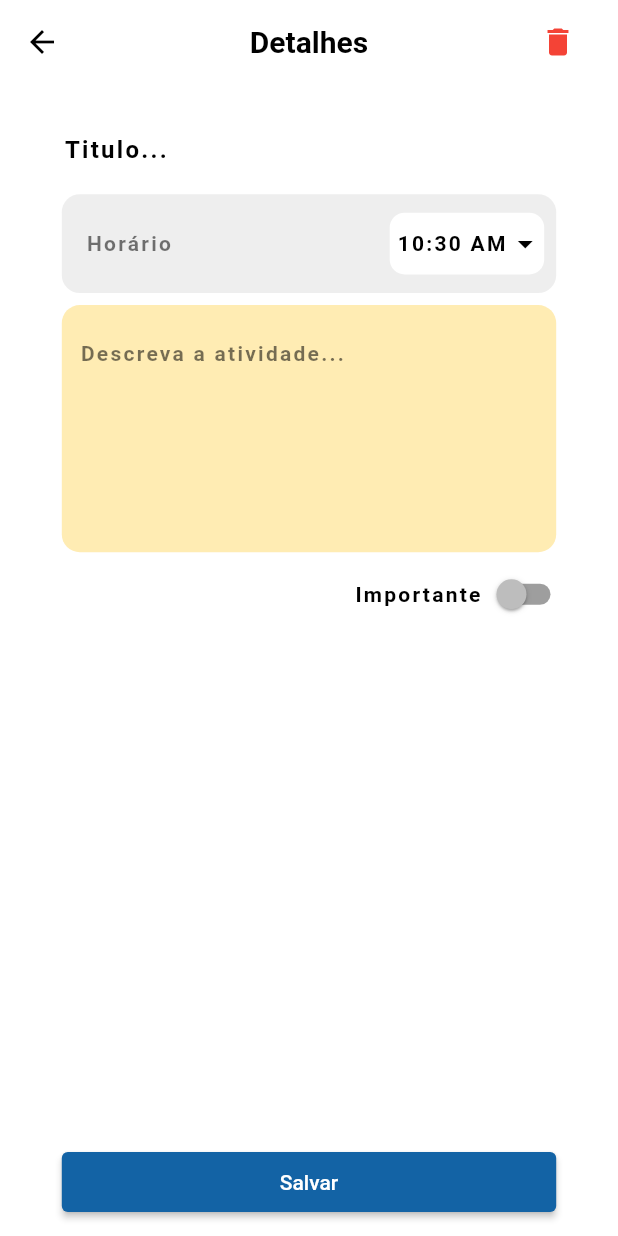
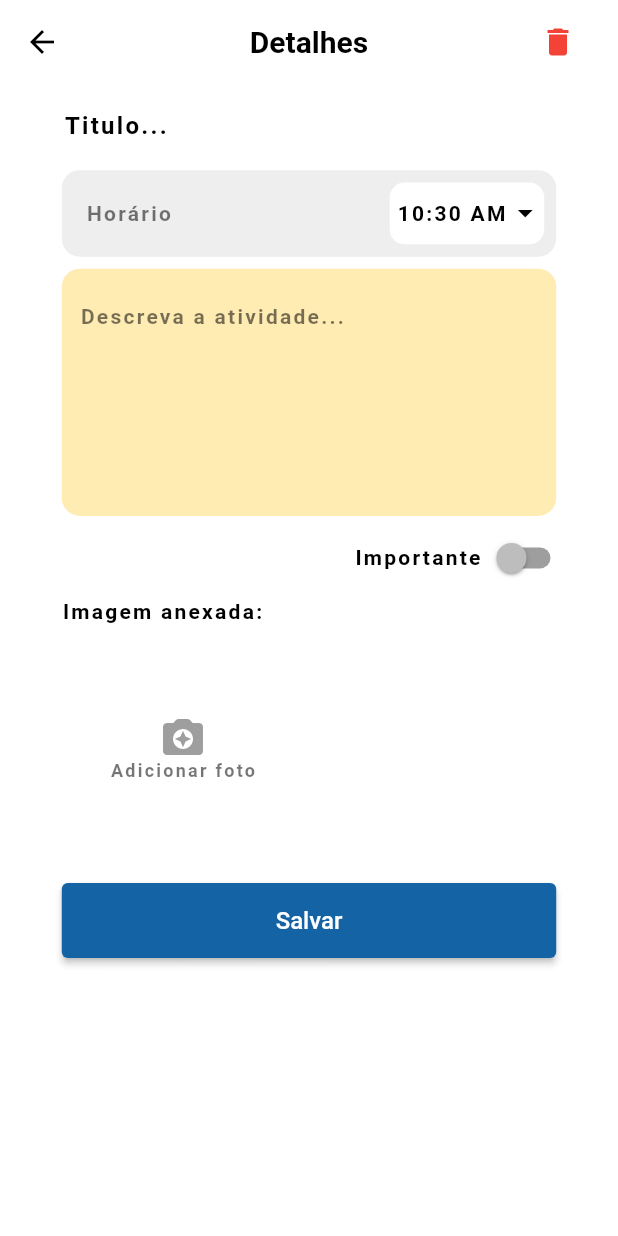
Before and after one commit to Miguelferreira7/todo-list, a Flutter app: the TaskPage screen opened by its route, on a phone screen of 412 x 824 dp. Run offline on Flutter 3.47's test engine with Material 2 defaults, Android fonts, the phone set to English and light mode, and no system bars; our stand-ins replace get, image_picker, isar, shared_preferences; accounts and stored records are empty; generated files the repository leaves out were written again.

Commit message:
Final implementation

```diff
--- a/todo_list/lib/controller/task_controller.dart
+++ b/todo_list/lib/controller/task_controller.dart
@@ -1,8 +1,12 @@
+import 'dart:convert';
+import 'dart:io';
+
 import 'package:flutter/material.dart';
 import 'package:get/get.dart';
+import 'package:image_picker/image_picker.dart';
+import 'package:isar/isar.dart';
 import 'package:shared_preferences/shared_preferences.dart';
-import 'package:todo_list/model/task_model.dart';
-import 'package:uuid/uuid.dart';
+import 'package:todo_list/model/task/task_model.dart';
 import '../database/repository.dart';
 
 class TaskController extends GetxController {
@@ -12,16 +16,21 @@ class TaskController extends GetxController {
     super.onInit();
   }
 
-  final HiveDataBase _hiveDataBase = HiveDataBase();
+  final TaskDataBase _hiveDataBase = TaskDataBase();
 
-  final tasks = <TaskModel>[].obs;
-  final selectedTask = TaskModel(
-    id: null,
-    title: "",
-    description: "",
-    isImportant: false,
-    deadline: null,
-  ).obs;
+  final tasks = <TaskEntity>[].obs;
+  final selectedTask = TaskEntity(
+          id: Isar.autoIncrement,
+          title: "",
+          description: "",
+          isImportant: false,
+          deadline: null,
+          image: null)
+      .obs;
+
+  File? selectedImage;
+  final picker = ImagePicker();
+  final inProcess = false.obs;
 
   final TextEditingController titleController = TextEditingController();
   final TextEditingController descriptionController = TextEditingController();
@@ -39,18 +48,8 @@ class TaskController extends GetxController {
     try {
       tasks.clear();
 
-      if (selectedTask.value.id == null) {
-        const uuid = Uuid();
-        selectedTask.value.id = uuid.v1();
-        List<TaskModel> updatedTaskList =
-            await _hiveDataBase.createTask(selectedTask.value);
-
-        tasks(updatedTaskList);
-        return;
-      }
-
-      List<TaskModel> updatedTaskList =
-          await _hiveDataBase.updateTask(selectedTask.value);
+      List<TaskEntity> updatedTaskList =
+          await _hiveDataBase.saveTask(selectedTask.value);
 
       tasks(updatedTaskList);
     } catch (e) {
@@ -61,7 +60,7 @@ class TaskController extends GetxController {
   Future<void> deleteTask() async {
     try {
       tasks.clear();
-      List<TaskModel> updatedTaskList =
+      List<TaskEntity> updatedTaskList =
           await _hiveDataBase.deleteTask(selectedTask.value);
 
       tasks(updatedTaskList);
@@ -70,13 +69,14 @@ class TaskController extends GetxController {
     }
   }
 
-  setTaskSelected(TaskModel task) {
+  setTaskSelected(TaskEntity task) {
     selectedTask.update((val) {
       val?.id = task.id;
       val?.title = task.title;
       val?.description = task.description;
       val?.deadline = task.deadline;
       val?.isImportant = task.isImportant;
+      val?.image = task.image;
     });
     titleController.text = task.title;
     descriptionController.text = task.description;
@@ -106,14 +106,36 @@ class TaskController extends GetxController {
     });
   }
 
+  getImageFromGallery(ImageSource src) async {
+    try {
+      inProcess(true);
+      final pickedFile = await picker.pickImage(source: src);
+      if (pickedFile != null) {
+        selectedImage = File(pickedFile.path);
+
+        selectedTask.update((val) {
+          val?.image = base64Encode(selectedImage!.readAsBytesSync());
+        });
+
+        inProcess(false);
+      } else {
+        inProcess(false);
+      }
+    } catch (e) {
+      inProcess(false);
+      return;
+    }
+  }
+
   clearSelectedTask() => selectedTask.update((val) {
         descriptionController.clear();
         titleController.clear();
-        val?.id = null;
+        val?.id = Isar.autoIncrement;
         val?.title = "";
         val?.description = "";
         val?.deadline = null;
         val?.isImportant = false;
+        val?.image = null;
       });
 
   doLogOff() async {
--- a/todo_list/lib/main.dart
+++ b/todo_list/lib/main.dart
@@ -1,19 +1,15 @@
 import 'package:flutter/material.dart';
 import 'package:get/get_navigation/get_navigation.dart';
-import 'package:hive/hive.dart';
-import 'package:hive_flutter/adapters.dart';
 import 'package:todo_list/injection/getx_binding.dart';
 import 'package:todo_list/utils/main_theme.dart';
 import 'package:todo_list/view/authentication/sign_in_page.dart';
 import 'package:todo_list/view/authentication/sign_up_page.dart';
 import 'package:todo_list/view/task/task_list_page.dart';
 import 'package:todo_list/view/task/task_page.dart';
-
 import 'view/authentication/splash_page.dart';
 
 void main() async {
   WidgetsFlutterBinding.ensureInitialized();
-  await Hive.initFlutter();
   runApp(const MyApp());
 }
 
--- a/todo_list/lib/model/task_model.dart
+++ b/todo_list/lib/model/task/task_model.dart
@@ -1,28 +1,29 @@
+import 'dart:convert';
+import 'dart:typed_data';
+
 import 'package:flutter/material.dart';
-import 'package:hive/hive.dart';
+import 'package:isar/isar.dart';
 
 part 'task_model.g.dart';
 
-@HiveType(typeId: 1, adapterName: "TaskAdapter")
-class TaskModel {
+@collection
+class TaskEntity {
 
-  @HiveField(0)
-  String? id;
+  Id id = Isar.autoIncrement;
 
-  @HiveField(1)
   late bool isImportant = false;
 
-  @HiveField(2)
   String title;
 
-  @HiveField(3)
   String description;
 
-  @HiveField(4)
   String? deadline;
 
-  TaskModel({
+  String? image;
+
+  TaskEntity({
     required this.id,
+    required this.image,
     required this.isImportant,
     required this.title,
     required this.description,
@@ -36,4 +37,12 @@ class TaskModel {
 
     return deadline!;
   }
+
+  Uint8List? getImageFile() {
+    if (image == null || image!.isEmpty) {
+      return null;
+    }
+
+    return base64Decode(image!);
+  }
 }
--- a/todo_list/lib/view/task/task_page.dart
+++ b/todo_list/lib/view/task/task_page.dart
@@ -1,5 +1,7 @@
 import 'package:flutter/material.dart';
 import 'package:get/get.dart';
+import 'dart:io';
+import 'package:image_picker/image_picker.dart';
 import 'package:todo_list/controller/task_controller.dart';
 
 class TaskPage extends GetView<TaskController> {
@@ -11,10 +13,13 @@ class TaskPage extends GetView<TaskController> {
   @override
   Widget build(BuildContext context) {
     return Scaffold(
+      resizeToAvoidBottomInset: true,
       appBar: _buildAppBar(context),
-      body: Column(
-        mainAxisAlignment: MainAxisAlignment.spaceBetween,
-        children: [_buildBody(context), _buildSaveTaskButton(context)],
+      body: SingleChildScrollView(
+        child: Column(
+          mainAxisAlignment: MainAxisAlignment.start,
+          children: [_buildBody(context), _buildSaveTaskButton(context)],
+        ),
       ),
     );
   }
@@ -43,7 +48,7 @@ class TaskPage extends GetView<TaskController> {
       child: Column(
         children: [
           Container(
-            margin: const EdgeInsets.only(bottom: 8, top: 16),
+            margin: const EdgeInsets.only(bottom: 8),
             height: MediaQuery.of(context).size.height * .06,
             width: MediaQuery.of(context).size.width * .9,
             child: Container(
@@ -71,7 +76,7 @@ class TaskPage extends GetView<TaskController> {
           ),
           Container(
             margin: const EdgeInsets.only(bottom: 4),
-            height: MediaQuery.of(context).size.height * .08,
+            height: MediaQuery.of(context).size.height * .07,
             width: MediaQuery.of(context).size.width * .8,
             decoration: BoxDecoration(
               color: Colors.grey.shade200,
@@ -88,7 +93,14 @@ class TaskPage extends GetView<TaskController> {
                   ),
                 ),
                 GestureDetector(
-                  onTap: () => _showDatePicker(context),
+                  onTap: () async {
+                    await showTimePicker(
+                      context: context,
+                      initialTime: TimeOfDay.now(),
+                    ).then((value) => _taskController.setTaskDeadline(
+                        value?.format(context) ??
+                            _taskController.selectedTask.value.deadline));
+                  },
                   child: Container(
                     alignment: Alignment.center,
                     margin: const EdgeInsets.only(right: 8),
@@ -177,23 +189,108 @@ class TaskPage extends GetView<TaskController> {
                 ),
               ],
             ),
-          )
+          ),
+          SizedBox(
+            width: MediaQuery.of(context).size.width * .8,
+            child: Text(
+              "Imagem anexada:",
+              maxLines: 3,
+              overflow: TextOverflow.ellipsis,
+              style: Theme.of(context)
+                  .textTheme
+                  .labelSmall
+                  ?.copyWith(color: Colors.black),
+            ),
+          ),
+          SizedBox(
+            height: MediaQuery.of(context).size.height * .2,
+            width: MediaQuery.of(context).size.width * .8,
+            child: _buildImageGallery(context),
+          ),
         ],
       ),
     );
   }
 
-  _showDatePicker(BuildContext context) async {
-    await showTimePicker(
-      context: context,
-      initialTime: TimeOfDay.now(),
-    ).then((value) => _taskController.setTaskDeadline(
-        value?.format(context) ?? _taskController.selectedTask.value.deadline));
+  Widget _buildImageGallery(BuildContext context) {
+    return Expanded(
+      child: Obx(
+        () => (controller.inProcess.value)
+            ? Container(
+                color: Colors.white,
+                height: double.infinity,
+                width: double.infinity,
+                alignment: Alignment.center,
+                child: SizedBox(
+                  width: 30,
+                  height: 30,
+                  child: CircularProgressIndicator(
+                    strokeWidth: 5.0,
+                    backgroundColor: Theme.of(context).primaryColor,
+                  ),
+                ),
+              )
+            : SizedBox(
+                height: MediaQuery.of(context).size.height * .2,
+                width: MediaQuery.of(context).size.width,
+                child: Row(
+                  mainAxisAlignment: MainAxisAlignment.start,
+                  children: [
+                    controller.selectedTask.value.getImageFile() != null
+                        ? Container(
+                            width: 150,
+                            height: 250,
+                            decoration: BoxDecoration(
+                              color: const Color(0xffe6e6e6),
+                              borderRadius: BorderRadius.circular(6.0),
+                              image: DecorationImage(
+                                image: MemoryImage(
+                                  controller.selectedTask.value.getImageFile()!,
+                                ),
+                                fit: BoxFit.fitWidth,
+                              ),
+                            ),
+                            margin: const EdgeInsets.only(
+                                left: 16, bottom: 16, top: 8),
+                          )
+                        : Container(),
+                    GestureDetector(
+                      onTap: () {
+                        controller.getImageFromGallery(ImageSource.gallery);
+                      },
+                      child: Container(
+                        margin: const EdgeInsets.only(left: 32),
+                        alignment: Alignment.center,
+                        child: Column(
+                          mainAxisAlignment: MainAxisAlignment.center,
+                          children: [
+                            const Icon(
+                              Icons.camera_enhance_rounded,
+                              size: 32,
+                              color: Colors.grey,
+                            ),
+                            Text(
+                              "Adicionar foto",
+                              overflow: TextOverflow.ellipsis,
+                              style: Theme.of(context)
+                                  .textTheme
+                                  .labelSmall
+                                  ?.copyWith(fontSize: 12),
+                            )
+                          ],
+                        ),
+                      ),
+                    )
+                  ],
+                ),
+              ),
+      ),
+    );
   }
 
   Widget _buildSaveTaskButton(BuildContext context) {
     return Container(
-      height: 40,
+      height: 50,
       width: MediaQuery.of(context).size.width * .8,
       margin: const EdgeInsets.only(top: 8, bottom: 16),
       child: ElevatedButton(
@@ -204,7 +301,7 @@ class TaskPage extends GetView<TaskController> {
         ),
         child: Text(
           "Salvar",
-          style: Theme.of(context).textTheme.button,
+          style: Theme.of(context).textTheme.button?.copyWith(fontSize: 16),
         ),
         onPressed: () => _taskController
             .saveTask()
```
Also changed, not shown: todo_list/lib/api/service.dart (+2 -2 lines), todo_list/lib/database/repository.dart (+37 -28 lines), todo_list/lib/view/task/task_list_page.dart (+51 -12 lines), todo_list/pubspec.yaml (+5 -4 lines), todo_list/lib/model/task/task_model.g.dart (added), todo_list/lib/model/task_model.g.dart (deleted), todo_list/pubspec.lock, 6 other files.
